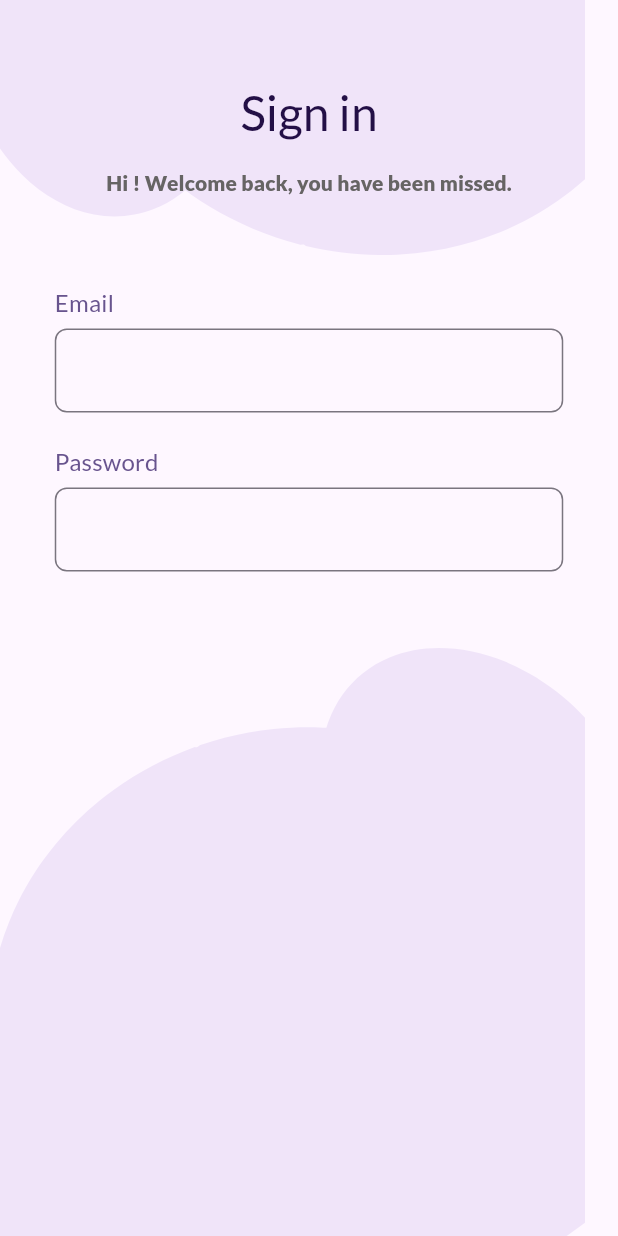
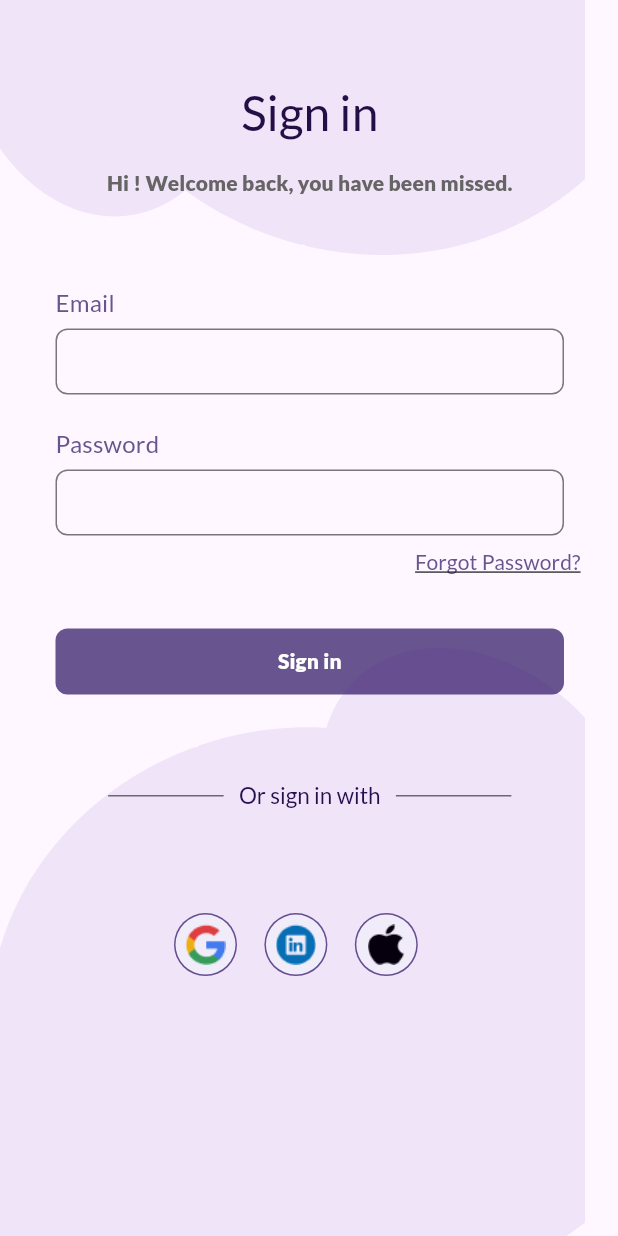
Before and after one commit to SamaritanoDev/AppsChallengeFlutter, a Flutter app: the SignIn screen opened by its route, on a phone screen of 412 x 824 dp. Run offline on Flutter 3.47's test engine with Material 3 defaults, Android fonts, the light colour scheme and no system bars; our stand-ins replace flutter_bloc, flutter_card_swiper, flutter_svg, sleek_circular_slider.

Commit message:
feat:buttons social

```diff
--- a/finance_app_bubbles/lib/src/constants/contants.dart
+++ b/finance_app_bubbles/lib/src/constants/contants.dart
@@ -7,3 +7,8 @@ const cloudTop = 'assets/cloud_top.svg';
 const slideOne = 'assets/user_money.png';
 const slideTwo = 'assets/women_cash.png';
 const slideThree = 'assets/user_card.png';
+
+//icons
+const iconApple = 'assets/icons/icon-apple.png';
+const iconGoogle = 'assets/icons/icon-google.png';
+const iconLinkedin = 'assets/icons/icon-linkedin.png';
--- a/finance_app_bubbles/lib/src/features/signIn/sign_in.dart
+++ b/finance_app_bubbles/lib/src/features/signIn/sign_in.dart
@@ -1,5 +1,8 @@
+import 'package:finance_app_bubbles/src/shared/buttons_social_media.dart';
+import 'package:finance_app_bubbles/src/shared/form_email_password.dart';
+import 'package:finance_app_bubbles/src/shared/line_leters.dart';
 import 'package:finance_app_bubbles/src/utils/backgroung_cloud.dart';
-import 'package:finance_app_bubbles/src/utils/text_field_custom.dart';
+import 'package:finance_app_bubbles/src/utils/button_lage_custom.dart';
 import 'package:flutter/material.dart';
 
 class SignIn extends StatelessWidget {
@@ -19,14 +22,21 @@ class SignIn extends StatelessWidget {
       color: const Color(0xff666464),
       fontFamily: 'latoSemiBold',
     );
+    final linkStyle = textTheme.titleSmall?.copyWith(
+      fontFamily: 'latoRegular',
+      color: color.primary,
+      decoration: TextDecoration.underline,
+    );
 
     return Scaffold(
       body: BackgroundCloud(
+        child: Padding(
+          padding:
+              const EdgeInsets.only(left: 26, right: 25, bottom: 101, top: 55),
           child: Column(
             crossAxisAlignment: CrossAxisAlignment.center,
             mainAxisAlignment: MainAxisAlignment.start,
             children: [
-            const SizedBox(height: 55),
               Text('Sign in', style: titleStyle),
               const SizedBox(height: 17),
               Text(
@@ -34,10 +44,30 @@ class SignIn extends StatelessWidget {
                 style: subtitleStyle,
               ),
               const SizedBox(height: 58),
-            const TextFieldCustom(labelTextField: 'Email'),
-            const SizedBox(height: 21),
-            const TextFieldCustom(labelTextField: 'Password'),
+              //form
+              const FormEmailPassword(),
+              const SizedBox(height: 8),
+              Align(
+                alignment: Alignment.centerRight,
+                child: Text(
+                  "Forgot Password?",
+                  style: linkStyle,
+                ),
+              ),
+              const SizedBox(height: 34),
+              //Sign in
+              const ButtonLargeCustom(label: 'Sign in'),
+              const SizedBox(height: 58),
+              const Align(
+                alignment: Alignment.center,
+                child: LineLeters(),
+              ),
+              const SizedBox(height: 68),
+              //buttons social
+              const ButtonsSocialMedia(),
+              const SizedBox(height: 58.51),
             ],
+          ),
         ),
       ),
     );
--- /dev/null
+++ b/finance_app_bubbles/lib/src/shared/buttons_social_media.dart
@@ -0,0 +1,49 @@
+import 'package:finance_app_bubbles/src/constants/contants.dart';
+import 'package:flutter/material.dart';
+
+class ButtonsSocialMedia extends StatelessWidget {
+  const ButtonsSocialMedia({super.key});
+
+  @override
+  Widget build(BuildContext context) {
+    return const SizedBox(
+      width: 167 + 14,
+      height: 43.49,
+      child: Row(
+        children: [
+          _ButtonSocial(iconPath: iconGoogle),
+          SizedBox(width: 18.27),
+          _ButtonSocial(iconPath: iconLinkedin),
+          SizedBox(width: 18.27),
+          _ButtonSocial(iconPath: iconApple),
+        ],
+      ),
+    );
+  }
+}
+
+class _ButtonSocial extends StatelessWidget {
+  final String iconPath;
+  const _ButtonSocial({
+    required this.iconPath,
+  });
+
+  @override
+  Widget build(BuildContext context) {
+    final color = Theme.of(context).colorScheme;
+
+    return CircleAvatar(
+      maxRadius: 21,
+      backgroundColor: color.primary,
+      child: CircleAvatar(
+        maxRadius: 20,
+        backgroundColor: Colors.white,
+        child: Image.asset(
+          iconPath,
+          width: 27,
+          height: 27,
+        ),
+      ),
+    );
+  }
+}
--- /dev/null
+++ b/finance_app_bubbles/lib/src/shared/form_email_password.dart
@@ -0,0 +1,17 @@
+import 'package:finance_app_bubbles/src/utils/text_field_custom.dart';
+import 'package:flutter/material.dart';
+
+class FormEmailPassword extends StatelessWidget {
+  const FormEmailPassword({super.key});
+
+  @override
+  Widget build(BuildContext context) {
+    return const Column(
+      children: [
+        TextFieldCustom(labelTextField: 'Email'),
+        SizedBox(height: 21),
+        TextFieldCustom(labelTextField: 'Password'),
+      ],
+    );
+  }
+}
--- /dev/null
+++ b/finance_app_bubbles/lib/src/shared/line_leters.dart
@@ -0,0 +1,44 @@
+import 'package:flutter/material.dart';
+
+class LineLeters extends StatelessWidget {
+  const LineLeters({super.key});
+
+  @override
+  Widget build(BuildContext context) {
+    final textTheme = Theme.of(context).textTheme;
+    final color = Theme.of(context).colorScheme;
+//styles
+    final lineTextStyle = textTheme.headlineLarge?.copyWith(
+      color: color.onPrimaryContainer,
+      fontFamily: 'latoRegular',
+      fontSize: 15,
+    );
+    return SizedBox(
+      width: 279,
+      child: Row(
+        mainAxisAlignment: MainAxisAlignment.spaceAround,
+        children: [
+          const LineCustom(),
+          Text(
+            'Or sign in with',
+            style: lineTextStyle,
+          ),
+          const LineCustom(),
+        ],
+      ),
+    );
+  }
+}
+
+class LineCustom extends StatelessWidget {
+  const LineCustom({super.key});
+
+  @override
+  Widget build(BuildContext context) {
+    return Container(
+      color: const Color(0xff6F6F6F),
+      width: 77,
+      height: 1,
+    );
+  }
+}
--- /dev/null
+++ b/finance_app_bubbles/lib/src/utils/button_lage_custom.dart
@@ -0,0 +1,33 @@
+import 'package:flutter/material.dart';
+
+class ButtonLargeCustom extends StatelessWidget {
+  final String label;
+  const ButtonLargeCustom({
+    super.key,
+    required this.label,
+  });
+
+  @override
+  Widget build(BuildContext context) {
+    final textTheme = Theme.of(context).textTheme;
+    final color = Theme.of(context).colorScheme;
+    final titleButton = textTheme.titleSmall?.copyWith(
+      color: color.onPrimary,
+      fontFamily: 'latoSemiBold',
+    );
+
+    return Container(
+      alignment: Alignment.center,
+      width: 339,
+      height: 44,
+      decoration: BoxDecoration(
+        borderRadius: BorderRadius.circular(8),
+        color: color.primary,
+      ),
+      child: Text(
+        label,
+        style: titleButton,
+      ),
+    );
+  }
+}
--- a/finance_app_bubbles/lib/src/utils/text_field_custom.dart
+++ b/finance_app_bubbles/lib/src/utils/text_field_custom.dart
@@ -25,6 +25,7 @@ class TextFieldCustom extends StatelessWidget {
         const SizedBox(height: 5),
         const SizedBox(
           width: 339,
+          height: 44,
           child: TextField(
             decoration: InputDecoration(
               border: OutlineInputBorder(
--- a/finance_app_bubbles/pubspec.yaml
+++ b/finance_app_bubbles/pubspec.yaml
@@ -29,6 +29,9 @@ flutter:
     - assets/women_cash.png
     - assets/user_card.png
     - assets/user_money.png
+    - assets/icons/icon-apple.png
+    - assets/icons/icon-google.png
+    - assets/icons/icon-linkedin.png
 
 
   fonts:
```
Also changed, not shown: finance_app_bubbles/assets/icons/icon-apple.png (added), finance_app_bubbles/assets/icons/icon-google.png (added), finance_app_bubbles/assets/icons/icon-linkedin.png (added). Lines whose indentation alone changed are shown as unchanged.
